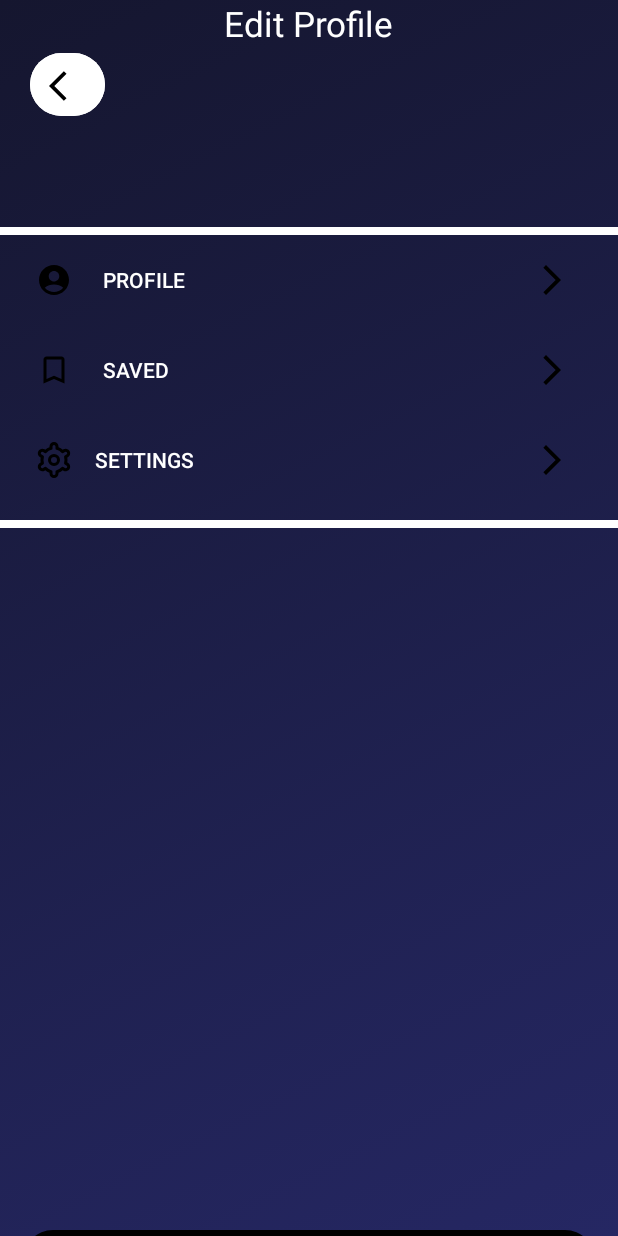
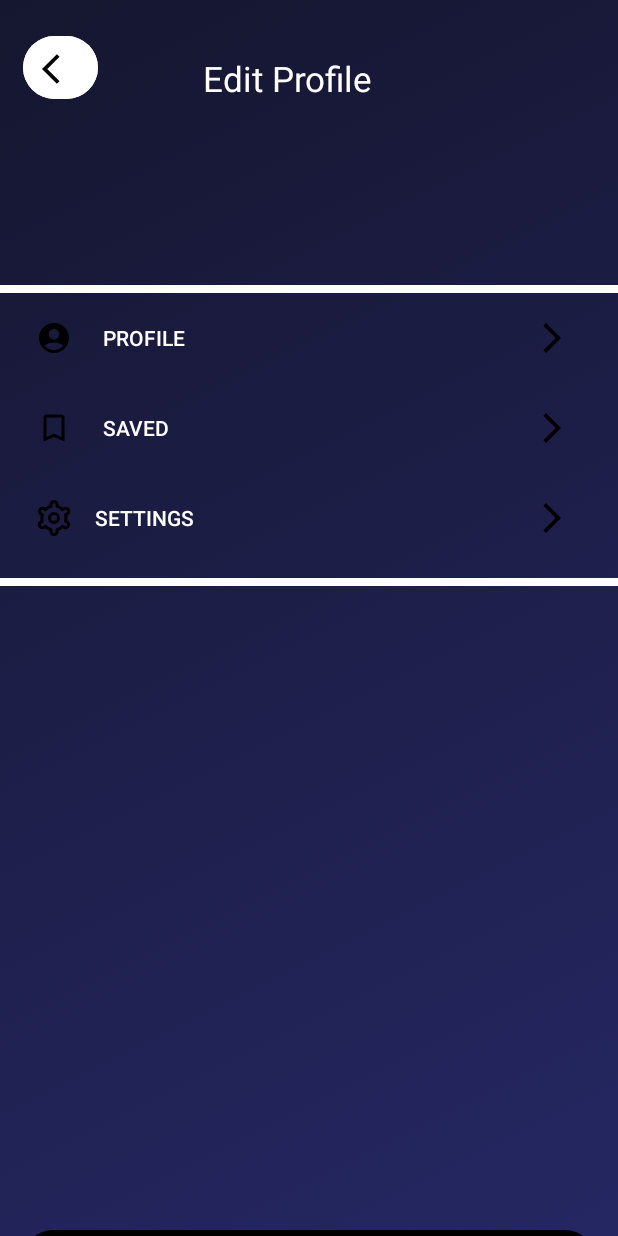
Before and after one commit to NexatechSystems/XBCAD-NexatechSystems, an Android app: the screen it shows after launch (MainActivity), on a phone screen of 412 x 824 dp. Run offline under Robolectric (Android 15) with nearby library versions, the phone set to English and light mode, and no system bars.

Commit message:
Commit Message

```diff
--- a/app/src/main/res/drawable/text_box.xml
+++ b/app/src/main/res/drawable/text_box.xml
@@ -1,9 +1,8 @@
-<?xml version="1.0" encoding="utf-8"?>
 <?xml version="1.0" encoding="utf-8"?>
 <selector xmlns:android="http://schemas.android.com/apk/res/android">
     <item android:state_pressed="true">
             <shape android:shape="rectangle">
-            <solid android:color="#F7F7F9"/> <!-- Background color -->
+                <solid android:color="#F7F7F9"/> <!-- Background color when pressed -->
                 <stroke
                     android:width="2dp"
                     android:color="#0D6EFD"/> <!-- Border color -->
@@ -16,7 +15,7 @@
         </item>
         <item>
             <shape android:shape="rectangle">
-            <solid android:color="#FFFFFF"/> <!-- Background color -->
+                <solid android:color="#FFFFFF"/> <!-- Default background color -->
                 <stroke
                     android:width="1dp"
                     android:color="#0D6EFD"/> <!-- Border color -->
@@ -28,4 +27,5 @@
                 <corners android:radius="8dp"/>
             </shape>
         </item>
+
 </selector>
--- a/app/src/main/res/layout/activity_main.xml
+++ b/app/src/main/res/layout/activity_main.xml
@@ -13,13 +13,7 @@
         android:gravity="center"
         android:orientation="vertical">
 
-    <TextView
-        android:layout_width="wrap_content"
-        android:layout_height="wrap_content"
-        android:textSize="23sp"
-        android:textColor="@color/white"
-        android:text="Edit Profile"
-        app:layout_constraintTop_toTopOf="parent" />
+
 <LinearLayout
     android:layout_width="match_parent"
     android:layout_height="wrap_content"
@@ -29,21 +23,31 @@
             android:id="@+id/btnback"
             android:layout_width="50dp"
             android:layout_height="50dp"
-            android:layout_marginStart="20dp"
+            android:layout_marginStart="15dp"
+            android:layout_marginTop="20dp"
             android:drawableTop="@drawable/baseline_arrow_back_ios_24"
             android:padding="10dp"
             android:backgroundTint="@android:color/white"
             android:textColor="@android:color/black"
             android:text="back"/>
+
+    <TextView
+        android:layout_width="wrap_content"
+        android:layout_height="wrap_content"
+        android:textSize="23sp"
+        android:textColor="@color/white"
+        android:layout_marginStart="70dp"
+        android:text="Edit Profile"/>
+</LinearLayout>
 <com.google.android.material.imageview.ShapeableImageView
     android:id="@+id/imageView"
     android:layout_width="wrap_content"
     android:layout_height="wrap_content"
-    android:layout_marginTop="10dp"
-    android:layout_marginLeft="70dp"
+    android:layout_marginTop="50dp"
+    android:layout_marginLeft="2dp"
     tools:srcCompat="@tools:sample/avatars"
     app:shapeAppearanceOverlay="@style/roundedImageView"/>
-</LinearLayout>
+
 
     <LinearLayout
         android:layout_width="match_parent"
--- a/app/src/main/res/layout/activity_profile.xml
+++ b/app/src/main/res/layout/activity_profile.xml
@@ -1,4 +1,5 @@
 <?xml version="1.0" encoding="utf-8"?>
+
 <RelativeLayout xmlns:android="http://schemas.android.com/apk/res/android"
     xmlns:app="http://schemas.android.com/apk/res-auto"
     xmlns:tools="http://schemas.android.com/tools"
@@ -24,8 +25,7 @@
             android:drawableTop="@drawable/baseline_arrow_back_ios_24"
             android:padding="10dp"
             android:backgroundTint="@android:color/white"
-            android:textColor="@android:color/black"
-            android:text="back"/>
+            android:textColor="@android:color/black"/>
 
         <TextView
             android:layout_width="wrap_content"
--- a/app/src/main/res/layout/activity_saved_page.xml
+++ b/app/src/main/res/layout/activity_saved_page.xml
@@ -38,4 +38,5 @@
 
         </LinearLayout>
 
+
 </RelativeLayout>
--- a/build.gradle.kts
+++ b/build.gradle.kts
@@ -2,4 +2,5 @@
 plugins {
     id("com.android.application") version "8.2.2" apply false
     id("org.jetbrains.kotlin.android") version "1.9.22" apply false
+    id("com.android.library") version "8.1.0" apply false
 }
```
Also changed, not shown: app/src/main/res/drawable/grey_bg.xml (added, +9 -0 lines), app/src/main/res/layout/slider_item_container.xml (added, +11 -0 lines), app/src/main/res/layout/viewholder_category.xml (added, +33 -0 lines). Lines whose indentation alone changed are shown as unchanged.
